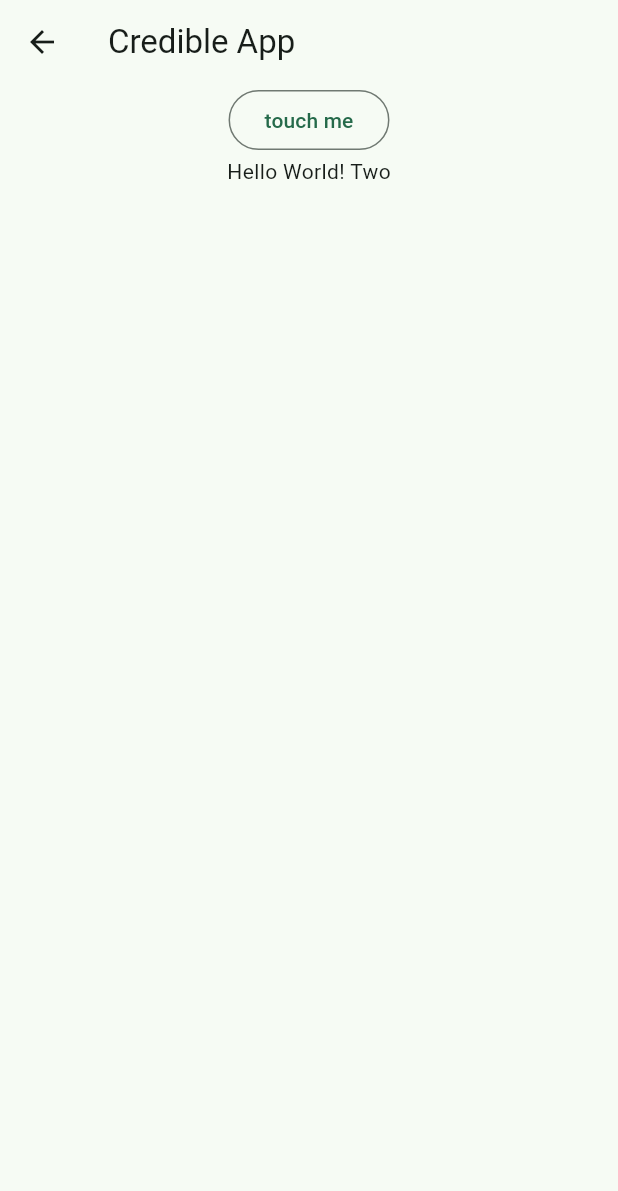
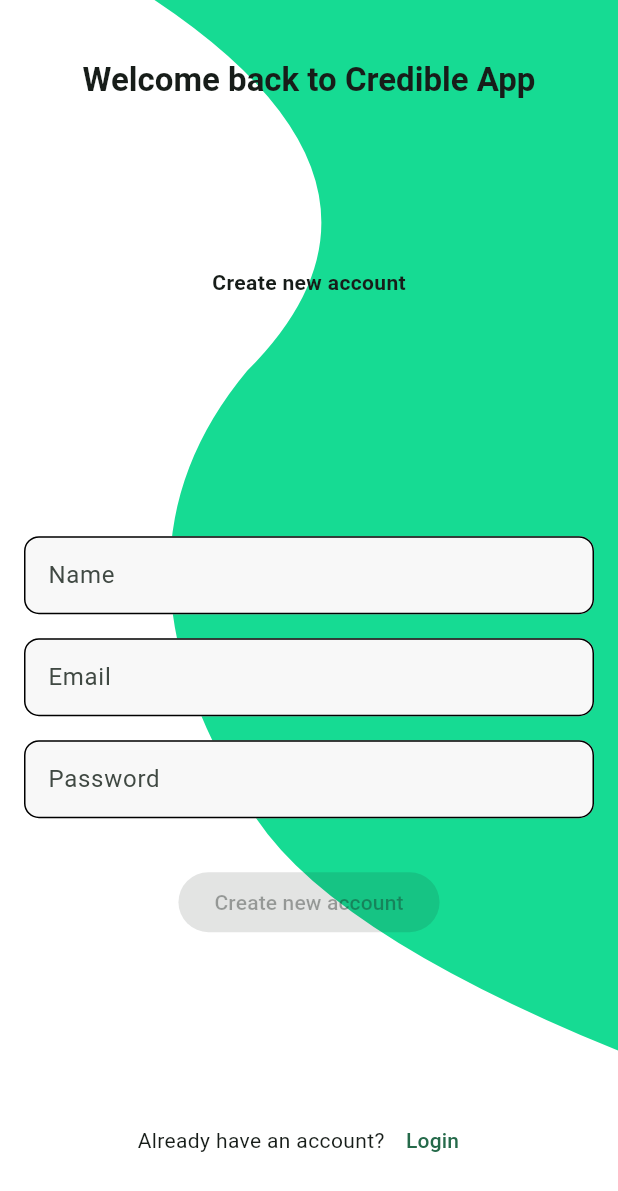
Before and after one commit to luismiac93/base_app_credible, a Flutter app: the screen it shows after launch, after a tap on "Create new account here", on a phone screen of 412 x 824 dp. Shown: the top 1191 px of the screen. Run offline on Flutter 3.47's test engine with Material 2 defaults, Android fonts, the phone set to English and light mode, and no system bars; our stand-ins replace auto_route, dartz, dio, flutter_riverpod, freezed_annotation, shared_preferences; generated files the repository leaves out were written again.

Commit message:
Register screen and connection with provider, basic navegation to home and storage local user

```diff
--- a/lib/config/theme/app_theme.dart
+++ b/lib/config/theme/app_theme.dart
@@ -23,11 +23,18 @@ class AppTheme {
         assert(selectedColor < colorList.length,
             'Selected color must be less or equal than ${colorList.length - 1}');
 
-  ThemeData getTheme() {
-    return ThemeData(
-      useMaterial3: true,
-      brightness: isDarkMode ? Brightness.dark : Brightness.light,
-      colorSchemeSeed: colorList[selectedColor],
-    );
-  }
+  ThemeData getTheme() => ThemeData(
+        brightness: isDarkMode ? Brightness.dark : Brightness.light,
+        useMaterial3: true,
+        colorSchemeSeed: colorList[selectedColor],
+      );
+
+  AppTheme copyWith({
+    int? selectedColor,
+    bool? isDarkMode,
+  }) =>
+      AppTheme(
+        selectedColor: selectedColor ?? this.selectedColor,
+        isDarkMode: isDarkMode ?? this.isDarkMode,
+      );
 }
--- a/lib/core/shared/providers.dart
+++ b/lib/core/shared/providers.dart
@@ -1,6 +1,7 @@
 import 'package:dio/dio.dart';
 import 'package:flutter_riverpod/flutter_riverpod.dart';
 
+import '/config/theme/app_theme.dart';
 import '/login/application/login_notifier.dart';
 import '/login/application/login_state.dart';
 import '/main.dart';
@@ -39,3 +40,21 @@ final loginNotifierProvider = StateNotifierProvider<LoginNotifier, LoginState>(
     coreRepository: ref.watch(coreRepositoryProvider),
   ),
 );
+
+//An Object of ThemeData type custom.
+final themeNotifierProvider =
+    StateNotifierProvider<ThemeNotifier, AppTheme>((ref) => ThemeNotifier());
+
+// Coommon use like controller or notifier
+class ThemeNotifier extends StateNotifier<AppTheme> {
+  //state is new instance of AppTheme
+  ThemeNotifier() : super(AppTheme());
+
+  void toggleDarkMode() {
+    state = state.copyWith(isDarkMode: !state.isDarkMode);
+  }
+
+  void changeColorIndex(int index) {
+    state = state.copyWith(selectedColor: index);
+  }
+}
--- a/lib/login/presentation/screens/login_screen.dart
+++ b/lib/login/presentation/screens/login_screen.dart
@@ -28,10 +28,11 @@ class LoginScreen extends ConsumerWidget {
             context.replaceRoute(const HomeRoute());
           },
           error: (error) {
-            // TODO: Manage ui error advice
+            // TODO: Management ui error advice
             print(error);
           });
     });
+
     return Scaffold(
       backgroundColor: Colors.white,
       body: SafeArea(
@@ -80,9 +81,8 @@ class LoginScreen extends ConsumerWidget {
                       const SizedBox(height: 32),
                       ElevatedButton(
                         onPressed: () {
-                          final email = ref.read(emailProvider.notifier).state;
-                          final password =
-                              ref.read(passwordProvider.notifier).state;
+                          final email = ref.read(emailProvider);
+                          final password = ref.read(passwordProvider);
                           final user =
                               User(name: '', email: email, password: password);
                           ref.read(loginNotifierProvider.notifier).login(user);
--- a/lib/main.dart
+++ b/lib/main.dart
@@ -1,10 +1,11 @@
-import 'package:base_app/config/theme/app_theme.dart';
 import 'package:base_app/core/presentation/routes/app_router.dart';
 import 'package:base_app/core/shared/app_config.dart';
 import 'package:base_app/core/shared/constanst/constants.dart';
 import 'package:flutter/material.dart';
 import 'package:flutter_gen/gen_l10n/app_localizations.dart';
 import 'package:flutter_riverpod/flutter_riverpod.dart';
+
+import 'core/shared/providers.dart';
 
 /// App Config Provider
 late StateProvider<AppConfig> appConfigProvider;
@@ -15,20 +16,21 @@ void main() {
   runApp(ProviderScope(child: MainApp()));
 }
 
-class MainApp extends StatelessWidget {
+class MainApp extends ConsumerWidget {
   MainApp({super.key});
 
   final _appRouter = AppRouter();
 
   @override
-  Widget build(BuildContext context) {
+  Widget build(BuildContext context, WidgetRef ref) {
+    final appTheme = ref.watch(themeNotifierProvider);
     return MaterialApp.router(
       title: 'Credible App',
       localizationsDelegates: AppLocalizations.localizationsDelegates,
       supportedLocales: AppLocalizations.supportedLocales,
       routerConfig: _appRouter.config(),
       debugShowCheckedModeBanner: false,
-      theme: AppTheme().getTheme(),
+      theme: appTheme.getTheme(),
     );
   }
 }
--- a/lib/register/presentation/screens/register_screen.dart
+++ b/lib/register/presentation/screens/register_screen.dart
@@ -1,40 +1,134 @@
-import 'package:auto_route/annotations.dart';
-import 'package:base_app/example/shared/providers.dart';
-import 'package:base_app/l10n/l10n.dart';
+import 'package:auto_route/auto_route.dart';
 import 'package:flutter/material.dart';
 import 'package:flutter_riverpod/flutter_riverpod.dart';
 
+import '/core/presentation/widgets/custom_background.dart';
+import '/home/application/home_provider.dart';
+import '/core/domain/user.dart';
+import '/core/shared/providers.dart';
+import '/register/application/register_provider.dart';
+import '/register/application/register_state.dart';
+import '/core/presentation/routes/app_router.dart';
+import '/core/presentation/widgets/custom_text_form_field.dart';
+import '/l10n/l10n.dart';
+
 @RoutePage()
-class RegisterScreen extends ConsumerStatefulWidget {
+class RegisterScreen extends ConsumerWidget {
   const RegisterScreen({Key? key}) : super(key: key);
 
   @override
-  ConsumerState<RegisterScreen> createState() => _ExampleScreenState();
-}
+  Widget build(BuildContext context, WidgetRef ref) {
+    final size = MediaQuery.of(context).size;
+    final textStyle = Theme.of(context).textTheme;
 
-class _ExampleScreenState extends ConsumerState<RegisterScreen> {
-  @override
-  void initState() {
-    Future.microtask(
-        () => ref.read(exampleNotifierProvider.notifier).getExample());
-    super.initState();
-  }
+    ref.listen<RegisterState>(registerNotifierProvider, (previous, next) {
+      next.maybeWhen(
+          orElse: () {},
+          data: (user) {
+            ref.read(userProvider.notifier).state = user;
+            context.replaceRoute(const HomeRoute());
+          },
+          error: (error) {
+            // TODO: Management ui error
+            print(error);
+          });
+    });
 
-  @override
-  Widget build(BuildContext context) {
-    final state = ref.watch(exampleNotifierProvider);
     return Scaffold(
-      appBar: AppBar(
-        title: Text(context.l10n.appName),
-      ),
-      body: Center(
-        child: Column(
+      backgroundColor: Colors.white,
+      body: SafeArea(
+        child: Stack(
           children: [
-            OutlinedButton(
-              onPressed: () {},
-              child: Text("touch me"),
+            SizedBox(
+              height: size.height,
+              width: size.width,
+              child: CustomPaint(
+                painter: CustomBackgroundPainter(),
+              ),
             ),
-            Text(context.l10n.helloWorld)
+            Padding(
+              padding: const EdgeInsets.all(16),
+              child: Column(
+                mainAxisAlignment: MainAxisAlignment.spaceAround,
+                children: [
+                  Text(
+                    context.l10n.welcome,
+                    style: textStyle.titleLarge?.copyWith(
+                      fontWeight: FontWeight.bold,
+                    ),
+                  ),
+                  const SizedBox(height: 16),
+                  Text(
+                    context.l10n.register,
+                    style: textStyle.bodyMedium?.copyWith(
+                      fontWeight: FontWeight.bold,
+                    ),
+                  ),
+                  const SizedBox(height: 64),
+                  Column(
+                    children: [
+                      CustomTextFormField(
+                        hintText: context.l10n.name,
+                        onChanged: (value) {
+                          ref.read(nameProvider.notifier).state = value;
+                        },
+                      ),
+                      const SizedBox(height: 16),
+                      CustomTextFormField(
+                        textInputType: TextInputType.emailAddress,
+                        hintText: context.l10n.email,
+                        onChanged: (value) {
+                          ref.read(emailProvider.notifier).state = value;
+                        },
+                      ),
+                      const SizedBox(height: 16),
+                      CustomTextFormField(
+                        obscureText: true,
+                        hintText: context.l10n.password,
+                        onChanged: (value) {
+                          ref.read(passwordProvider.notifier).state = value;
+                        },
+                      ),
+                      const SizedBox(height: 32),
+                      ElevatedButton(
+                        onPressed: ref.watch(nameProvider).isEmpty ||
+                                ref.watch(emailProvider).isEmpty ||
+                                ref.watch(passwordProvider).isEmpty
+                            ? null
+                            : () {
+                                final name = ref.read(nameProvider);
+                                final email = ref.read(emailProvider);
+                                final password = ref.read(passwordProvider);
+                                final user = User(
+                                    name: name,
+                                    email: email,
+                                    password: password);
+                                ref
+                                    .read(registerNotifierProvider.notifier)
+                                    .register(user);
+                              },
+                        child: Text(context.l10n.register),
+                      ),
+                    ],
+                  ),
+                  const SizedBox(height: 16),
+                  Row(
+                    mainAxisAlignment: MainAxisAlignment.center,
+                    children: [
+                      Text(context.l10n.youHaveAnAccountYet),
+                      TextButton(
+                        onPressed: () {
+                          context.pushRoute(const LoginRoute());
+                        },
+                        child: Text(
+                          context.l10n.loginHere,
+                        ),
+                      )
+                    ],
+                  )
+                ],
+              ),
+            ),
           ],
         ),
       ),
```
Also changed, not shown: lib/home/presentation/screens/home_screen.dart (+21 -2 lines).
